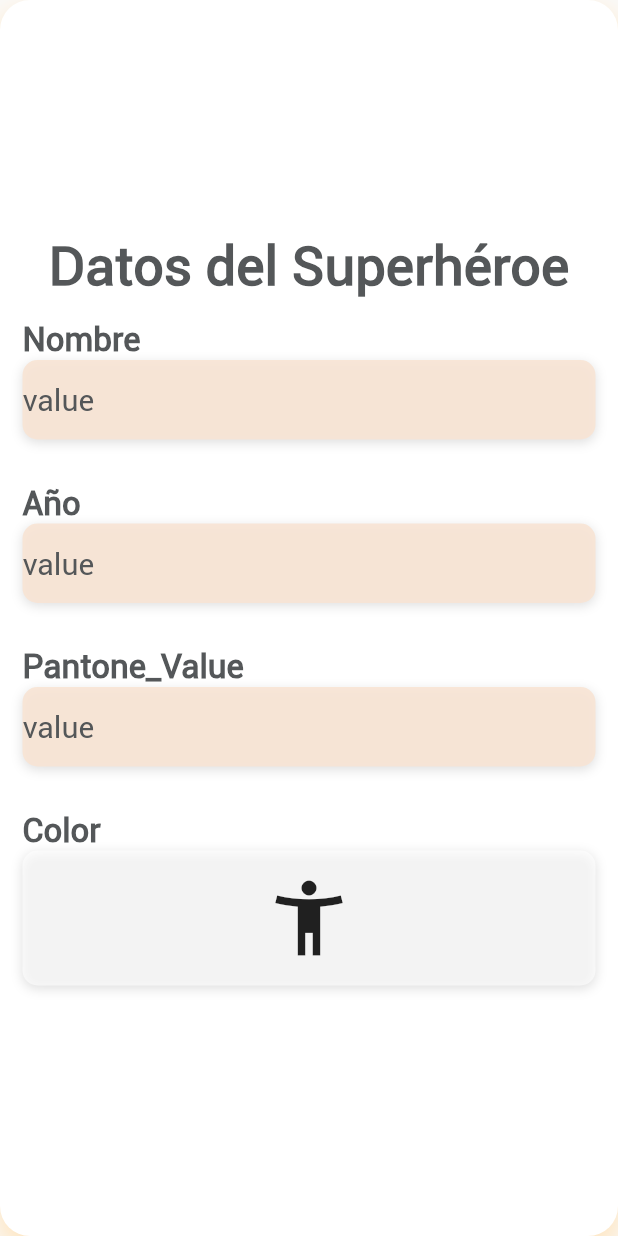
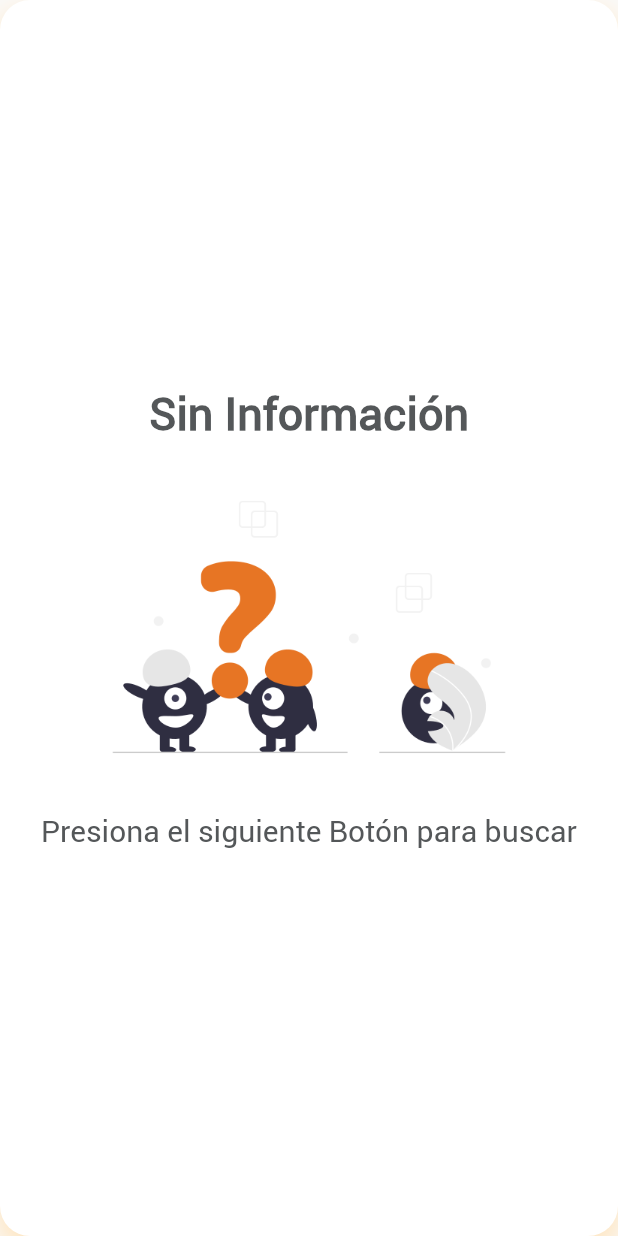
Before and after one commit to Danilo9508/test-flutter-developer, a Flutter app: the DataResultWidget widget shown alone on an empty page, opened directly, on a phone screen of 412 x 824 dp. Run offline on Flutter 3.47's test engine with Material 2 defaults, Android fonts, the phone set to English and light mode, and no system bars; our stand-ins replace dio.

```diff
--- a/lib/src/provider/dataProvaiders.dart
+++ b/lib/src/provider/dataProvaiders.dart
@@ -1,5 +1,3 @@
-import 'dart:ffi';
-
 import 'package:flutter/cupertino.dart';
 
 import 'package:flutter/material.dart';
@@ -7,15 +5,15 @@ import 'package:test_developer_flutter/src/api/api.dart';
 import 'package:test_developer_flutter/src/models/modelDataSuperHeroe.dart';
 
 class DataProvaider with ChangeNotifier {
-  List<DataSuperHeroe> _listData;
+  List<DataSuperHeroe> listData;
   DataSuperHeroe data;
-  bool stateDataApi;
+  bool stateDataApi = false;
 /*
  * obtiene los datos de la Api y notifica
  */
   getData() async {
-    _listData = await Api.instance.getData();
-    _listData != null ? stateDataApi = true : stateDataApi = false;
+    listData = await Api.instance.getData();
+    listData != null ? stateDataApi = true : stateDataApi = false;
     notifyListeners();
   }
 
@@ -23,7 +21,7 @@ class DataProvaider with ChangeNotifier {
  * busca el primer valor que coicide en la busqueda y los asigna a la variable data
  */
   getDataId(int id) {
-    data = _listData.firstWhere((element) => element.id == id);
+    data = listData.firstWhere((element) => element.id == id);
     notifyListeners();
   }
 }
--- a/lib/src/util/desingApp.dart
+++ b/lib/src/util/desingApp.dart
@@ -10,7 +10,7 @@ class AppFonts {
    * estilo de texto para los titulos
    */
   static TextStyle styleTextTitle = TextStyle(
-      fontSize: 36.0,
+      fontSize: 30.0,
       fontWeight: FontWeight.bold,
       color: Color(0XFF545759),
       fontFamily: 'Roboto');
@@ -31,3 +31,20 @@ class AppFonts {
       color: Color(0XFF545759),
       fontFamily: 'Roboto');
 }
+
+extension HexColor on Color {
+  /// convierte el codigo exadecimal en  string a uno compatible con Flutter
+  static Color fromHex(String hexString) {
+    final buffer = StringBuffer();
+    if (hexString.length == 6 || hexString.length == 7) buffer.write('ff');
+    buffer.write(hexString.replaceFirst('#', ''));
+    return Color(int.parse(buffer.toString(), radix: 16));
+  }
+
+  /// Prefixes a hash sign if [leadingHashSign] is set to `true` (default is `true`).
+  String toHex({bool leadingHashSign = true}) => '${leadingHashSign ? '#' : ''}'
+      '${alpha.toRadixString(16).padLeft(2, '0')}'
+      '${red.toRadixString(16).padLeft(2, '0')}'
+      '${green.toRadixString(16).padLeft(2, '0')}'
+      '${blue.toRadixString(16).padLeft(2, '0')}';
+}
--- a/lib/src/widgets/appBarWidget.dart
+++ b/lib/src/widgets/appBarWidget.dart
@@ -12,7 +12,7 @@ class AppBarWidget extends StatelessWidget {
           child: Text(
             "Prueba Técnica",
             style: TextStyle(
-              color: Colors.white70,
+              color: Colors.white,
               fontWeight: FontWeight.bold,
               fontSize: 25,
               fontFamily: 'Roboto',
@@ -23,7 +23,7 @@ class AppBarWidget extends StatelessWidget {
           width: _screenWidth / 3,
           height: 50,
           margin: EdgeInsets.all(16),
-          child: Image.asset("assets/images/logo.png"),
+          child: Image.asset("assets/images/logo2.png"),
         ),
       ],
     );
--- a/lib/src/widgets/dataResultWidget.dart
+++ b/lib/src/widgets/dataResultWidget.dart
@@ -1,10 +1,17 @@
 import 'package:flutter/material.dart';
+import 'package:provider/provider.dart';
+import 'package:test_developer_flutter/src/provider/dataProvaiders.dart';
 import 'package:test_developer_flutter/src/util/desingApp.dart';
 
 class DataResultWidget extends StatelessWidget {
+  final String name, pantoneValue;
+  final int color;
+  DataResultWidget({this.name, this.pantoneValue, this.color});
   @override
   Widget build(BuildContext context) {
+    final dataProvider = Provider.of<DataProvaider>(context);
     return Container(
+      padding: EdgeInsets.all(15.0),
       decoration: BoxDecoration(
         color: Colors.white,
         borderRadius: BorderRadius.circular(20),
@@ -16,7 +23,8 @@ class DataResultWidget extends StatelessWidget {
           ),
         ],
       ),
-      child: Column(
+      child: dataProvider.data != null
+          ? Column(
               mainAxisAlignment: MainAxisAlignment.center,
               children: <Widget>[
                 SizedBox(
@@ -28,10 +36,26 @@ class DataResultWidget extends StatelessWidget {
                     style: AppFonts.styleTextTitle,
                   ),
                 ),
-          _dataForm("Nombre", "value"),
-          _dataForm("Año", "value"),
-          _dataForm("Pantone_Value", "value"),
-          _dataIcon("Color", "")
+                _dataForm("Nombre", '${dataProvider.data.name}'),
+                _dataForm("Año", '${dataProvider.data.year}'),
+                _dataForm("Pantone_Value", '${dataProvider.data.pantoneValue}'),
+                _dataIcon("Color", '${dataProvider.data.color}')
+              ],
+            )
+          : Column(
+              mainAxisAlignment: MainAxisAlignment.center,
+              children: [
+                Text(
+                  "Sin Información",
+                  style: AppFonts.styleTextTitle,
+                ),
+                Center(
+                  child: Image.asset("assets/images/question.png"),
+                ),
+                Text(
+                  "Presiona el siguiente Botón para buscar",
+                  style: AppFonts.styleTextValue,
+                ),
               ],
             ),
     );
@@ -99,6 +123,7 @@ class DataResultWidget extends StatelessWidget {
               child: Icon(
                 Icons.accessibility_new,
                 size: 60,
+                color: HexColor.fromHex(value),
               ),
             ),
           ),
```
Also changed, not shown: lib/src/api/api.dart (+1 -7 lines), lib/src/models/modelDataSuperHeroe.dart (+29 -4 lines), lib/src/pages/home.dart (+36 -13 lines), lib/src/pages/splashScreen.dart (+8 -3 lines), assets/images/logo2.png (added), assets/images/question.png (added). Lines whose indentation alone changed are shown as unchanged.
